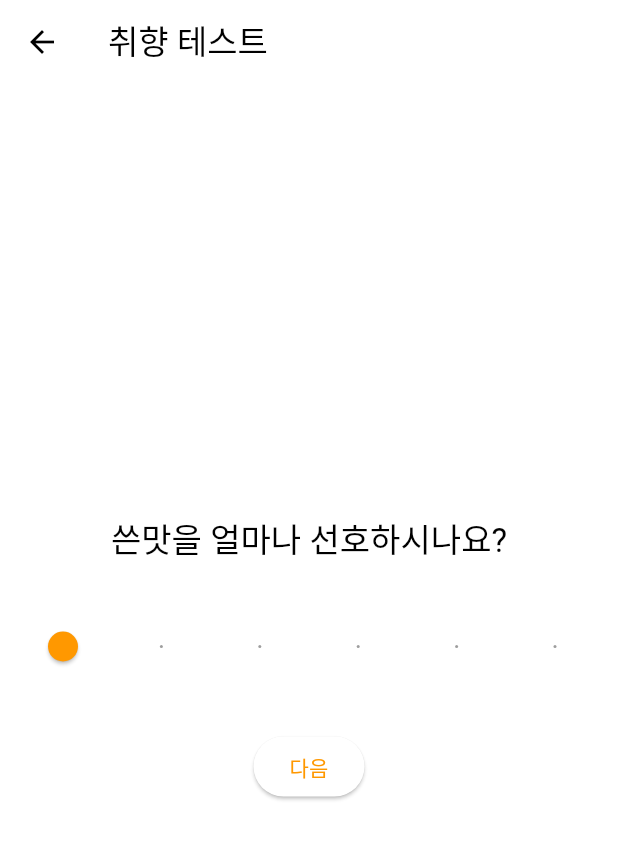
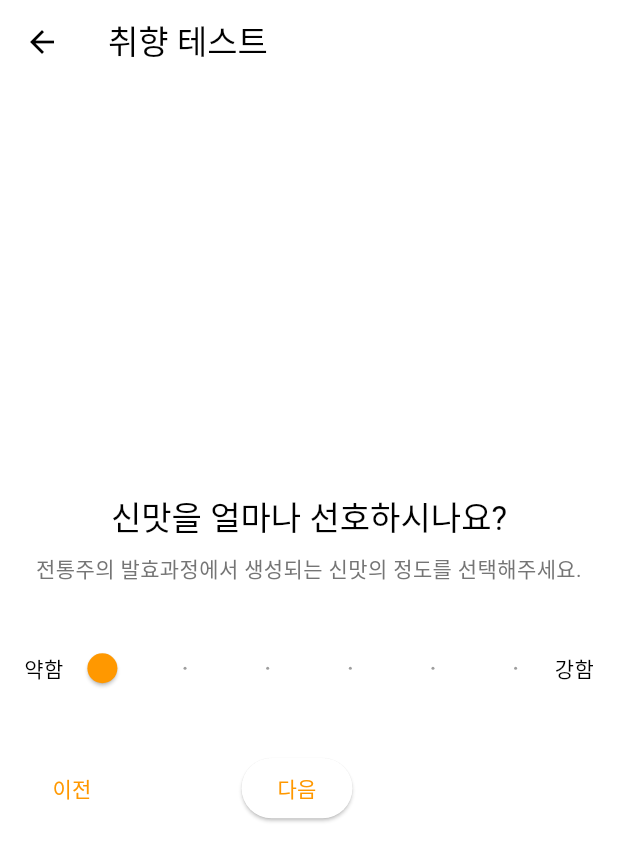
Before and after one commit to moveonha/OP, a Flutter app: the TasteTestScreen screen opened by its route, after a tap on "다음", on a phone screen of 412 x 824 dp. Shown: the top 861 px of the screen. Run offline on Flutter 3.47's test engine with Material 3 defaults, Android fonts, the phone set to English and light mode, and no system bars; our stand-ins replace supabase_flutter; accounts and stored records are empty.

Commit message:
taste_data_edited

```diff
--- a/lib/screens/taste_test_screen.dart
+++ b/lib/screens/taste_test_screen.dart
@@ -1,3 +1,4 @@
+// lib/screens/taste_test_screen.dart
 import 'package:flutter/material.dart';
 import 'package:provider/provider.dart';
 import '../providers/user_preference_provider.dart';
@@ -11,28 +12,35 @@ class TasteTestScreen extends StatefulWidget {
 
 class _TasteTestScreenState extends State<TasteTestScreen> {
   final Map<String, double> _preferences = {
-    'sweet': 0.0,
-    'bitter': 0.0,
-    'sour': 0.0,
-    'body': 0.0,
-    'alcohol': 0.0,
+    'sweet': 0.0,      // 단맛
+    'sour': 0.0,       // 신맛
+    'bitter': 0.0,     // 쓴맛
+    'turbidity': 0.0,  // 탁도
+    'fragrance': 0.0,  // 향
+    'crisp': 0.0,      // 청량함
   };
 
   int _currentIndex = 0;
 
   final List<Map<String, String>> _questions = [
-    {'key': 'sweet', 'question': '단맛을 얼마나 선호하시나요?'},
-    {'key': 'bitter', 'question': '쓴맛을 얼마나 선호하시나요?'},
-    {'key': 'sour', 'question': '신맛을 얼마나 선호하시나요?'},
-    {'key': 'body', 'question': '바디감은 어느 정도를 선호하시나요?'},
-    {'key': 'alcohol', 'question': '선호하는 도수는 어느 정도인가요?'},
+    {'key': 'sweet', 'question': '단맛을 얼마나 선호하시나요?',
+     'description': '전통주에서 느껴지는 단맛의 정도를 선택해주세요.'},
+    {'key': 'sour', 'question': '신맛을 얼마나 선호하시나요?',
+     'description': '전통주의 발효과정에서 생성되는 신맛의 정도를 선택해주세요.'},
+    {'key': 'bitter', 'question': '쓴맛을 얼마나 선호하시나요?',
+     'description': '전통주에서 느껴지는 쓴맛의 정도를 선택해주세요.'},
+    {'key': 'turbidity', 'question': '탁도는 어느 정도를 선호하시나요?',
+     'description': '맑은 술부터 탁한 술까지, 선호하는 탁도를 선택해주세요.'},
+    {'key': 'fragrance', 'question': '향은 어느 정도를 선호하시나요?',
+     'description': '전통주에서 느껴지는 향의 강도를 선택해주세요.'},
+    {'key': 'crisp', 'question': '청량감은 어느 정도를 선호하시나요?',
+     'description': '깔끔하고 상쾌한 맛의 정도를 선택해주세요.'},
   ];
+
+  String get currentKey => _questions[_currentIndex]['key'] ?? '';
 
   @override
   Widget build(BuildContext context) {
-    final currentKey = _questions[_currentIndex]['key'] ?? '';
-    final currentValue = _preferences[currentKey] ?? 0.0;
-
     return Scaffold(
       appBar: AppBar(
         title: const Text('취향 테스트'),
@@ -43,70 +51,101 @@ class _TasteTestScreenState extends State<TasteTestScreen> {
           mainAxisAlignment: MainAxisAlignment.center,
           children: [
             Text(
-              _questions[_currentIndex]['question'] ?? '',
-              style: Theme.of(context).textTheme.titleLarge, // headline6 대신 titleLarge 사용
+              _questions[_currentIndex]['question']!,
+              style: Theme.of(context).textTheme.titleLarge,
+              textAlign: TextAlign.center,
+            ),
+            const SizedBox(height: 8),
+            Text(
+              _questions[_currentIndex]['description']!,
+              style: Theme.of(context).textTheme.bodyMedium?.copyWith(
+                color: Colors.grey[600],
+              ),
               textAlign: TextAlign.center,
             ),
             const SizedBox(height: 32),
-            Slider(
-              value: currentValue,
+            Row(
+              mainAxisAlignment: MainAxisAlignment.spaceBetween,
+              children: [
+                const Text('약함'),
+                Expanded(
+                  child: Slider(
+                    value: _preferences[currentKey] ?? 0.0,
                     min: 0,
                     max: 5,
                     divisions: 5,
-              label: currentValue.toString(),
+                    label: _preferences[currentKey]?.toString() ?? '0.0',
                     onChanged: (value) {
                       setState(() {
                         _preferences[currentKey] = value;
                       });
                     },
                   ),
+                ),
+                const Text('강함'),
+              ],
+            ),
             const SizedBox(height: 32),
+            Row(
+              mainAxisAlignment: MainAxisAlignment.spaceBetween,
+              children: [
+                if (_currentIndex > 0)
+                  TextButton(
+                    onPressed: () {
+                      setState(() {
+                        _currentIndex--;
+                      });
+                    },
+                    child: const Text('이전'),
+                  )
+                else
+                  const SizedBox(width: 80),
                 ElevatedButton(
-              onPressed: () {
-                _handleButtonPress(context);
+                  onPressed: () async {
+                    if (_currentIndex < _questions.length - 1) {
+                      setState(() {
+                        _currentIndex++;
+                      });
+                    } else {
+                      try {
+                        final provider = context.read<UserPreferenceProvider>();
+                        await provider.savePreferences(
+                          sweet: _preferences['sweet']!,
+                          sour: _preferences['sour']!,
+                          bitter: _preferences['bitter']!,
+                          turbidity: _preferences['turbidity']!,
+                          fragrance: _preferences['fragrance']!,
+                          crisp: _preferences['crisp']!,
+                        );
+
+                        if (!mounted) return;
+                        Navigator.of(context).pop();
+                        ScaffoldMessenger.of(context).showSnackBar(
+                          const SnackBar(content: Text('취향 테스트가 완료되었습니다!')),
+                        );
+                      } catch (error) {
+                        ScaffoldMessenger.of(context).showSnackBar(
+                          SnackBar(content: Text('오류가 발생했습니다: $error')),
+                        );
+                      }
+                    }
                   },
                   child: Text(_currentIndex < _questions.length - 1 ? '다음' : '완료'),
+                ),
+                if (_currentIndex < _questions.length - 1)
+                  const SizedBox(width: 80)
+                else
+                  TextButton(
+                    onPressed: () {
+                      Navigator.of(context).pop();
+                    },
+                    child: const Text('건너뛰기'),
+                  ),
+              ],
             ),
           ],
         ),
       ),
     );
   }
-
-  Future<void> _handleButtonPress(BuildContext context) async {
-    if (_currentIndex < _questions.length - 1) {
-      setState(() {
-        _currentIndex++;
-      });
-    } else {
-      try {
-        // 테스트 완료 및 결과 저장
-        final provider = context.read<UserPreferenceProvider>();
-        await provider.savePreferences(
-          sweet: _preferences['sweet']!,
-          bitter: _preferences['bitter']!,
-          sour: _preferences['sour']!,
-          body: _preferences['body']!,
-          alcohol: _preferences['alcohol']!,
-        );
-
-        if (!mounted) return;
-
-        // 성공적으로 저장된 후 화면 이동
-        Navigator.of(context).pop();
-
-        // 스낵바 표시
-        ScaffoldMessenger.of(context).showSnackBar(
-          const SnackBar(content: Text('취향 테스트가 완료되었습니다!')),
-        );
-      } catch (error) {
-        if (!mounted) return;
-
-        // 에러 발생시 스낵바로 에러 메시지 표시
-        ScaffoldMessenger.of(context).showSnackBar(
-          SnackBar(content: Text('오류가 발생했습니다: $error')),
-        );
 }
-    }
-  }
-}
```
Also changed, not shown: lib/models/product.dart (+8 -1 lines), lib/providers/cart_provider.dart (+35 -4 lines), lib/providers/user_preference_provider.dart (+60 -9 lines), lib/widgets/hexagon_stats_widget.dart (added, +155 -0 lines), lib/widgets/product_card.dart (+77 -18 lines). Lines whose indentation alone changed are shown as unchanged.
